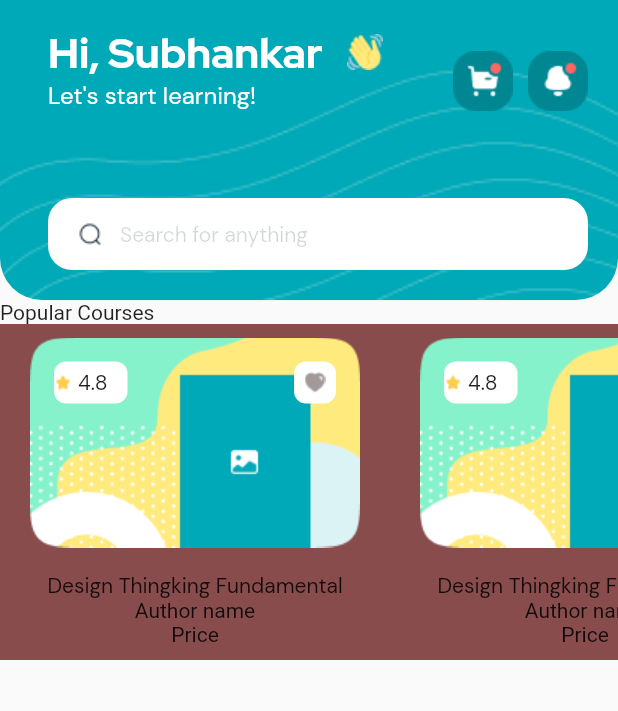
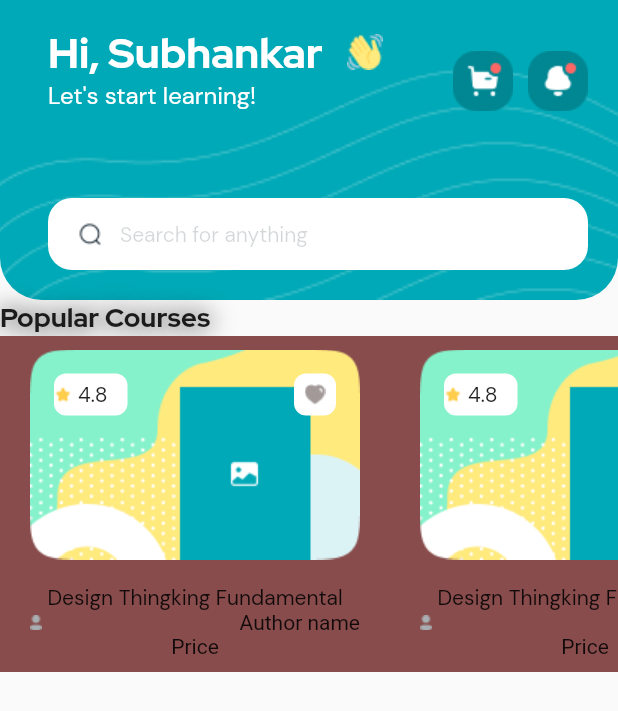
Before and after one commit to Kripton0810/pace-flutter-application, a Flutter app: the screen it shows after launch, on a phone screen of 412 x 824 dp. Shown: the top 711 px of the screen. Run offline on Flutter 3.47's test engine with Material 2 defaults, Android fonts, the phone set to English and light mode, and no system bars.

Commit message:
popular courses

```diff
--- a/lib/main.dart
+++ b/lib/main.dart
@@ -47,7 +47,19 @@
                 crossAxisAlignment: CrossAxisAlignment.start,
                 children: [
                   //multiple children
-                  Text("Popular Courses"),
+                  Text(
+                    "Popular Courses",
+                    style: TextStyle(
+                        fontFamily: "RedHatDisplay",
+                        fontWeight: FontWeight.w600,
+                        fontSize: 18,
+                        shadows: [
+                          Shadow(
+                              color: Colors.black,
+                              blurRadius: 20,
+                              offset: Offset.fromDirection(-5))
+                        ]),
+                  ),
                   Container(
                     height: 224,
                     decoration:
@@ -136,7 +148,16 @@
                                           fontSize: 14,
                                         ),
                                       ),
-                                      Text("Author name"),
+                                      Row(
+                                        mainAxisAlignment:
+                                            MainAxisAlignment.spaceBetween,
+                                        children: [
+                                          Image.asset(
+                                            "assets/instructor.png",
+                                          ),
+                                          Text("Author name"),
+                                        ],
+                                      ),
                                       Text("Price")
                                     ],
                                   ),
--- a/pubspec.yaml
+++ b/pubspec.yaml
@@ -80,6 +80,8 @@ flutter:
         - asset: assets/fonts/red_hat_display/RedHatDisplay_Regular.ttf
         - asset: assets/fonts/red_hat_display/RedHatDisplay_Bold.ttf
           weight: 700
+        - asset: assets/fonts/red_hat_display/RedHatDisplay_Medium.ttf
+          weight: 600
     - family: DMSans
       fonts:
       - asset: assets/fonts/dm_sans/DMSans-Regular.ttf
```
Also changed, not shown: assets/instructor.png (added).
